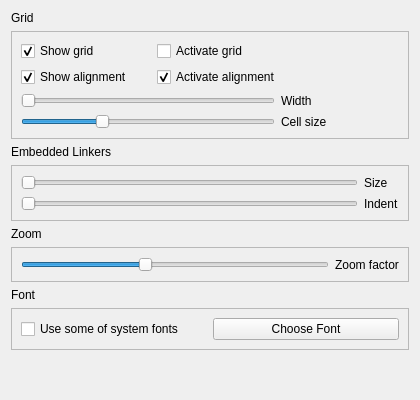
Qt form qrgui/dialogs/preferencesPages/editorPage.ui (qreal/qreal) before a commit.
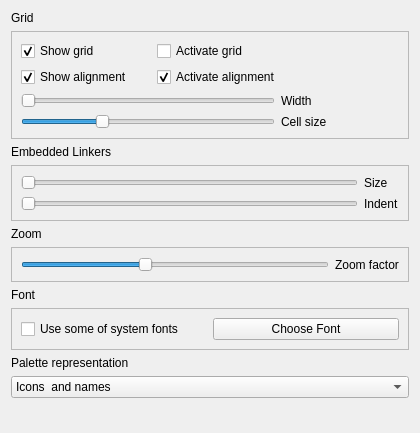
The same form after that commit.

Commit message: added saving of expanded nodes in palette tree and two representations of this tree

The edit to the form file:
```diff
--- a/qrgui/dialogs/preferencesPages/editorPage.ui
+++ b/qrgui/dialogs/preferencesPages/editorPage.ui
@@ -7,7 +7,7 @@
     <x>0</x>
     <y>0</y>
     <width>420</width>
-    <height>400</height>
+    <height>433</height>
    </rect>
   </property>
   <property name="sizePolicy">
@@ -292,6 +292,27 @@
      </layout>
     </widget>
    </item>
+   <item>
+    <widget class="QLabel" name="label_6">
+     <property name="text">
+      <string>Palette representation</string>
+     </property>
+    </widget>
+   </item>
+   <item>
+    <widget class="QComboBox" name="paletteComboBox">
+     <item>
+      <property name="text">
+       <string>Icons  and names</string>
+      </property>
+     </item>
+     <item>
+      <property name="text">
+       <string>Icons</string>
+      </property>
+     </item>
+    </widget>
+   </item>
    <item>
     <spacer name="verticalSpacer">
      <property name="orientation">
```
Left out of the diff: 14 changed lines with no effect on the pictures. The commit also changes 8 other files.
